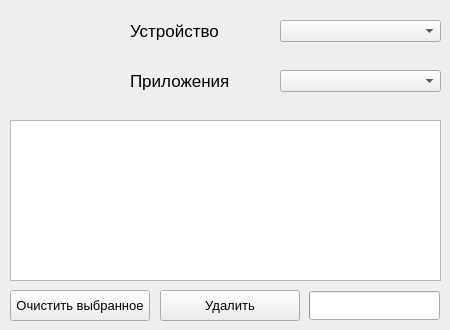
Qt form ui.ui (m0t9/SAR) before a commit.
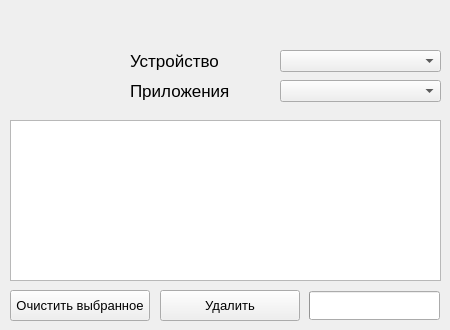
The same form after that commit. Icons and pictures are not drawn.

Commit message: Added database connection status

Diff of the .ui file:
```diff
--- a/ui.ui
+++ b/ui.ui
@@ -37,7 +37,7 @@
     <property name="geometry">
      <rect>
       <x>130</x>
-      <y>70</y>
+      <y>80</y>
       <width>141</width>
       <height>21</height>
      </rect>
@@ -55,7 +55,7 @@
     <property name="geometry">
      <rect>
       <x>280</x>
-      <y>20</y>
+      <y>50</y>
       <width>161</width>
       <height>22</height>
      </rect>
@@ -65,7 +65,7 @@
     <property name="geometry">
      <rect>
       <x>130</x>
-      <y>20</y>
+      <y>50</y>
       <width>141</width>
       <height>21</height>
      </rect>
@@ -101,7 +101,7 @@
     <property name="geometry">
      <rect>
       <x>280</x>
-      <y>70</y>
+      <y>80</y>
       <width>161</width>
       <height>22</height>
      </rect>
@@ -189,6 +189,24 @@
      <bool>false</bool>
     </property>
    </widget>
+   <widget class="QLabel" name="database_status">
+    <property name="geometry">
+     <rect>
+      <x>130</x>
+      <y>20</y>
+      <width>301</width>
+      <height>21</height>
+     </rect>
+    </property>
+    <property name="font">
+     <font>
+      <pointsize>13</pointsize>
+     </font>
+    </property>
+    <property name="text">
+     <string/>
+    </property>
+   </widget>
   </widget>
  </widget>
  <resources/>
```
The commit also changes 3 other files.
